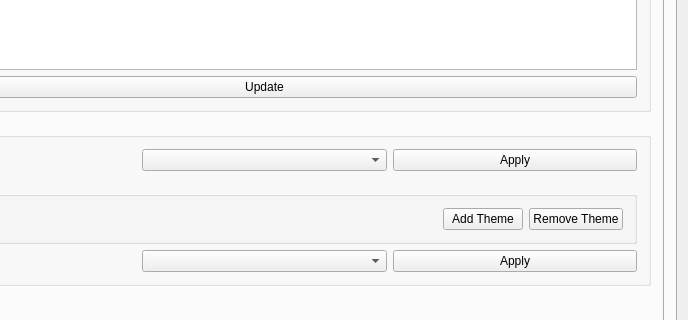
The window that qtCoin/mainwindow.ui (netpipe/EcoCoin) describes before a commit, drawn with Qt 5; both pictures show x 159 to 847 and y 322 to 642 of the 847 by 879 pixel window.
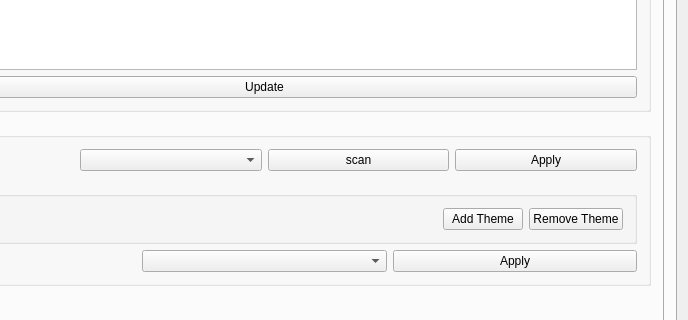
The same window after the commit.

Patch:
```diff
--- a/qtCoin/mainwindow.ui
+++ b/qtCoin/mainwindow.ui
@@ -1062,6 +1062,13 @@
                    <item>
                     <widget class="QComboBox" name="cmbTheme"/>
                    </item>
+                   <item>
+                    <widget class="QPushButton" name="scantheme">
+                     <property name="text">
+                      <string>scan</string>
+                     </property>
+                    </widget>
+                   </item>
                    <item>
                     <widget class="QPushButton" name="btnApply">
                      <property name="text">
```
